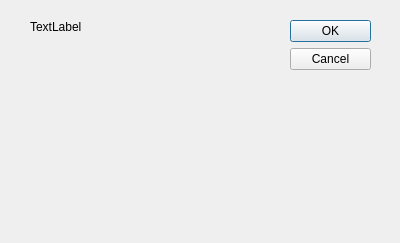
The window that GUI_UIs/ui_dialog_confirm_delete.ui (ccbogel/QualCoder) describes before a commit, drawn with Qt 5.
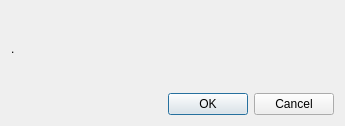
The same window after the commit.

Diff of the .ui file:
```diff
--- a/GUI_UIs/ui_dialog_confirm_delete.ui
+++ b/GUI_UIs/ui_dialog_confirm_delete.ui
@@ -6,48 +6,32 @@
    <rect>
     <x>0</x>
     <y>0</y>
-    <width>400</width>
-    <height>243</height>
+    <width>345</width>
+    <height>126</height>
    </rect>
   </property>
   <property name="windowTitle">
    <string>Confirm Delete</string>
   </property>
+  <layout class="QVBoxLayout" name="verticalLayout">
+   <item>
+    <widget class="QLabel" name="label">
+     <property name="text">
+      <string>.</string>
+     </property>
+    </widget>
+   </item>
+   <item>
   <widget class="QDialogButtonBox" name="buttonBox">
-   <property name="geometry">
-    <rect>
-     <x>290</x>
-     <y>20</y>
-     <width>81</width>
-     <height>241</height>
-    </rect>
-   </property>
    <property name="orientation">
-    <enum>Qt::Vertical</enum>
+      <enum>Qt::Horizontal</enum>
    </property>
    <property name="standardButtons">
     <set>QDialogButtonBox::Cancel|QDialogButtonBox::Ok</set>
    </property>
   </widget>
-  <widget class="QLabel" name="label">
-   <property name="geometry">
-    <rect>
-     <x>30</x>
-     <y>20</y>
-     <width>251</width>
-     <height>201</height>
-    </rect>
-   </property>
-   <property name="text">
-    <string>TextLabel</string>
-   </property>
-   <property name="alignment">
-    <set>Qt::AlignLeading|Qt::AlignLeft|Qt::AlignTop</set>
-   </property>
-   <property name="wordWrap">
-    <bool>true</bool>
-   </property>
-  </widget>
+   </item>
+  </layout>
  </widget>
  <resources/>
  <connections>
```
Lines whose indentation alone changed are shown as unchanged.
